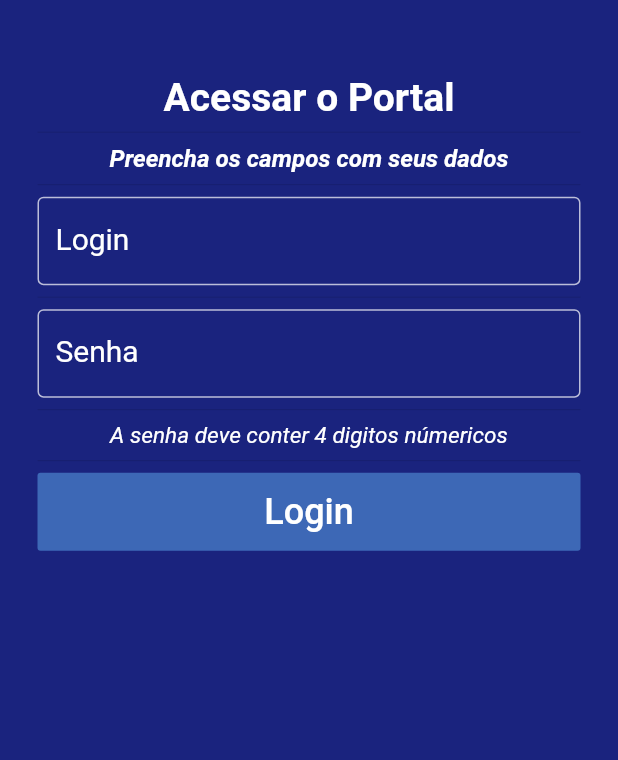
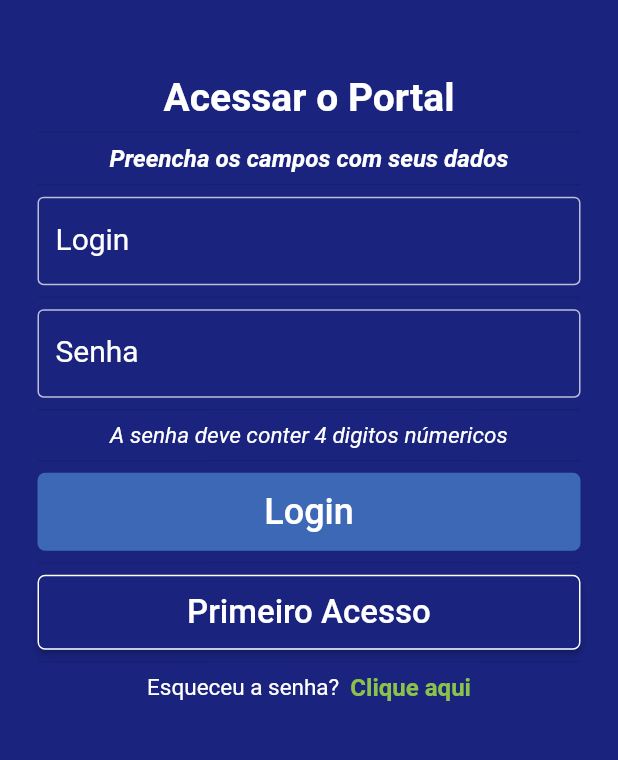
Before and after one commit to mariopontes/App.Flutter.Portador, a Flutter app: the LoginScreen screen opened by its route, on a phone screen of 412 x 824 dp, the part 196-956 px from its top. Run offline on Flutter 3.47's test engine with Material 2 defaults, Android fonts, the phone set to English and light mode, and no system bars; our stand-ins replace carousel_slider, cool_alert, dio, expandable, font_awesome_flutter, jiffy and 5 more; missing offline and left inert: bloc_pattern; accounts and stored records are empty; statements that could not run were skipped.

Commit message:
Ajuste tela de login -  ADD primeiro acesso + esqueci minha senha

```diff
--- a/lib/screens/login/login_screen.dart
+++ b/lib/screens/login/login_screen.dart
@@ -122,11 +122,43 @@ class _LoginScreenState extends State<LoginScreen> {
                                   fontSize: 24,
                                 ),
                               ),
+                              shape: RoundedRectangleBorder(borderRadius: BorderRadius.circular(5)),
                               textColor: themeDataColor,
                               onPressed: snapshot.hasData ? _authenticationBloc.signIn : null,
                               disabledColor: Colors.blue[300].withAlpha(120),
                             );
                           },
+                        ),
+                        Divider(),
+                        RaisedButton(
+                          padding: EdgeInsets.symmetric(vertical: 12),
+                          color: Colors.indigo[900],
+                          child: Text(
+                            'Primeiro Acesso',
+                            style: TextStyle(
+                              fontSize: 22,
+                            ),
+                          ),
+                          shape: RoundedRectangleBorder(
+                            borderRadius: BorderRadius.circular(5),
+                            side: BorderSide(color: Colors.white),
+                          ),
+                          textColor: Colors.white,
+                          onPressed: () {
+                            print('Primeiro Acesso');
+                          },
+                        ),
+                        Divider(),
+                        Row(
+                          crossAxisAlignment: CrossAxisAlignment.center,
+                          mainAxisAlignment: MainAxisAlignment.center,
+                          children: [
+                            Text('Esqueceu a senha?  ', style: TextStyle(color: Colors.white, fontSize: 15)),
+                            GestureDetector(
+                              onTap: () => {print('Esqueci minha senha')},
+                              child: Text('Clique aqui', style: TextStyle(color: Colors.lightGreen, fontSize: 16, fontWeight: FontWeight.bold)),
+                            ),
+                          ],
                         ),
                       ],
                     ),
```
Also changed, not shown: lib/screens/extract/extract_box_days.dart (+8 -6 lines).
